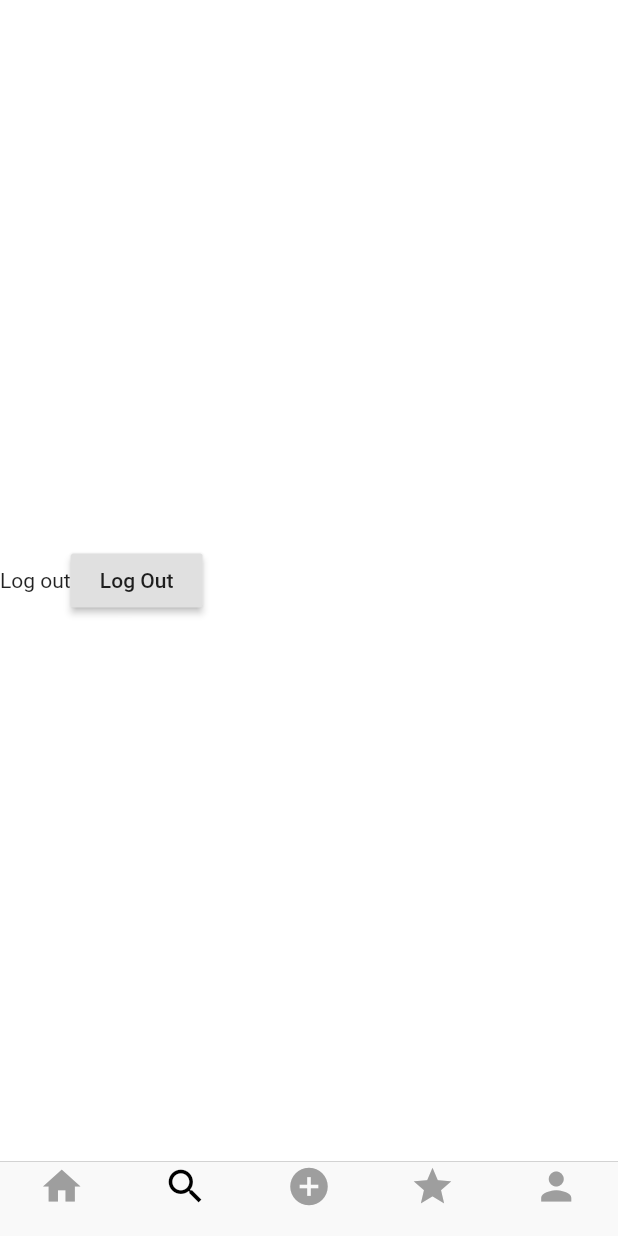
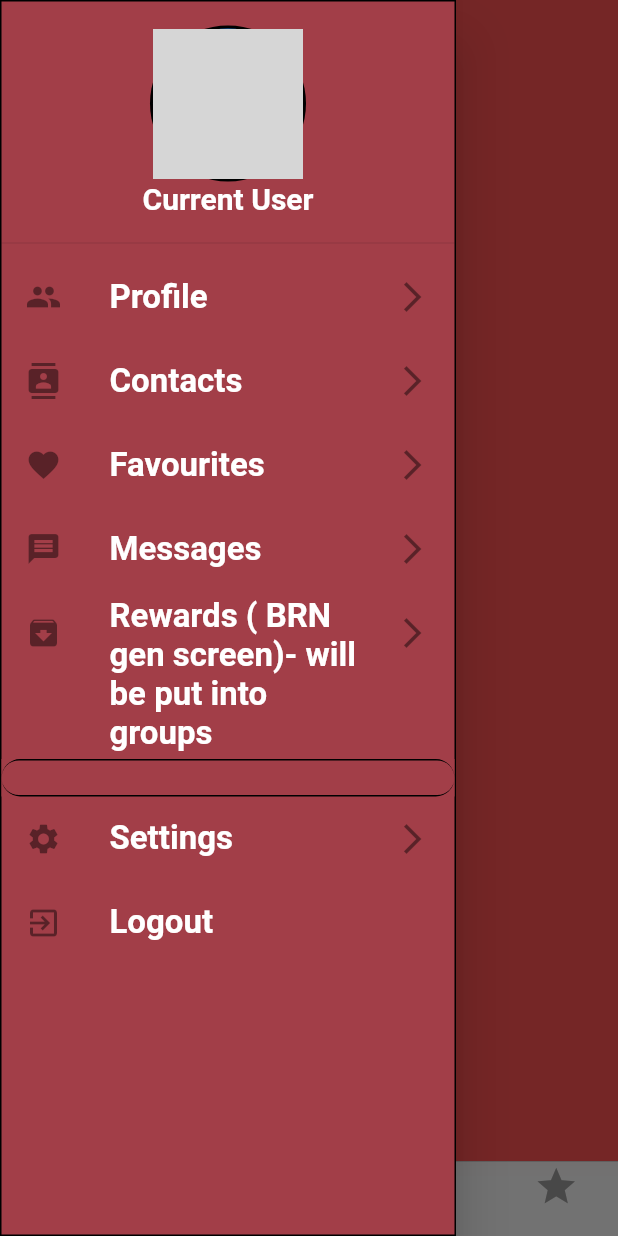
Before and after one commit to Kevmetv2/pyggy_bank, a Flutter app: the HomeScreen screen opened directly, item 2 of the bottom bar chosen, with the side drawer open (before the commit the screen has no drawer), on a phone screen of 412 x 824 dp. Run offline on Flutter 3.47's test engine with Material 2 defaults, Android fonts, the phone set to English and light mode, and no system bars; our stand-ins replace charts_flutter, cloud_firestore, firebase_auth, google_sign_in, toast; missing offline and left inert: barcode_scan, esys_flutter_share; accounts and stored records are empty; network calls fail; grey boxes are pictures that could not be loaded.

Commit message:
dealt with home nagivation issue+ all code is here

```diff
--- a/lib/main.dart
+++ b/lib/main.dart
@@ -1,8 +1,11 @@
 import 'package:firebase_auth/firebase_auth.dart';
+import 'package:flutter/cupertino.dart';
 import 'package:flutter/material.dart';
 import 'package:pyggybank/pages/home_screen.dart';
-import 'package:pyggybank/pages/sign_up_screen.dart';
+import 'package:pyggybank/pages/log_in_screen.dart';
 import 'package:pyggybank/services/repository.dart';
+
+import 'pages/log_in_screen.dart';
 
 void main() => runApp(MyApp());
 
@@ -36,7 +39,7 @@ class MyAppState extends State<MyApp> {
             if (snapshot.hasData) {
               return HomeScreen(); // home screen
             } else {
-              return SignUpScreen(); // login screen
+              return LogInScreen(); // login screen
             }
           },
         ));
--- a/lib/pages/home_screen.dart
+++ b/lib/pages/home_screen.dart
@@ -1,8 +1,13 @@
 import 'package:flutter/cupertino.dart';
 import 'package:flutter/material.dart';
 import 'package:pyggybank/pages/group_page_build_screen.dart';
-import 'package:pyggybank/pages/sign_up_screen.dart';
+import 'package:pyggybank/pages/group_screen.dart';
+import 'package:pyggybank/pages/placeholder_screen.dart';
+import 'package:pyggybank/pages/scan_screen.dart';
 import 'package:pyggybank/services/repository.dart';
+import 'package:pyggybank/widgets/nav_drawer.dart';
+
+import 'group_page_build_screen.dart';
 
 class HomeScreen extends StatefulWidget {
   @override
@@ -14,7 +19,14 @@ PageController pageController;
 class _HomeScreenState extends State<HomeScreen> {
   var _repository = Repository();
 //  User currentUser;
-
+  final List<Widget> _children = [
+    GroupScreenBuild(),
+    PlaceHolderWidget(Colors.redAccent),
+    ScanScreen(),
+    PlaceHolderWidget(Colors.green),
+    PlaceHolderWidget(Colors.pink)
+  ];
+  final PageController pageController = new PageController();
   int _page = 0;
 //  void getData() async {
 //    FirebaseUser currentUser = await _repository.getCurrentUser();
@@ -26,19 +38,22 @@ class _HomeScreenState extends State<HomeScreen> {
 
   void navigationTapped(int page) {
     //Animating Page
+    setState(() {
+      _page = page;
+    });
     pageController.jumpToPage(page);
   }
 
   void onPageChanged(int page) {
     setState(() {
-      this._page = page;
+      _page = page;
     });
   }
 
   @override
   void initState() {
     super.initState();
-    pageController = new PageController();
+
 //    getData();
   }
 
@@ -51,43 +66,8 @@ class _HomeScreenState extends State<HomeScreen> {
   @override
   Widget build(BuildContext context) {
     return Scaffold(
-      body: new PageView(
-        children: [
-          new Container(color: Colors.white, child: GroupScreenBuild()),
-          new Container(
-            color: Colors.white,
-            child: Row(
-              children: [
-                Text("Log out"),
-                RaisedButton(
-                  onPressed: () {
-                    _repository.signOut();
-                    Navigator.pushReplacement(
-                        context,
-                        MaterialPageRoute(
-                            builder: (context) => SignUpScreen()));
-                  },
-                  child: Text("Log Out"),
-                )
-              ],
-            ),
-          ),
-//          new Container(
-//              color: Colors.white, child: Text(currentUser.displayName)),
-//          new Container(
-//            color: Colors.white,
-//            child: AddScreen(),
-//          ),
-//          new Container(
-//              color: Colors.white, child: ActivityScreen()),
-//          new Container(
-//              color: Colors.white,
-//              child: ProfileScreen()),
-        ],
-        controller: pageController,
-        physics: new NeverScrollableScrollPhysics(),
-        onPageChanged: onPageChanged,
-      ),
+      drawer: NavDrawer(),
+      body: _children[_page],
       bottomNavigationBar: new CupertinoTabBar(
         activeColor: Colors.orange,
         items: <BottomNavigationBarItem>[
@@ -102,17 +82,17 @@ class _HomeScreenState extends State<HomeScreen> {
               title: new Container(height: 0.0),
               backgroundColor: Colors.white),
           new BottomNavigationBarItem(
-              icon: new Icon(Icons.add_circle,
+              icon: new Icon(Icons.camera,
                   color: (_page == 2) ? Colors.black : Colors.grey),
               title: new Container(height: 0.0),
               backgroundColor: Colors.white),
           new BottomNavigationBarItem(
-              icon: new Icon(Icons.star,
+              icon: new Icon(Icons.add_circle_outline,
                   color: (_page == 3) ? Colors.black : Colors.grey),
               title: new Container(height: 0.0),
               backgroundColor: Colors.white),
           new BottomNavigationBarItem(
-              icon: new Icon(Icons.person,
+              icon: new Icon(Icons.star,
                   color: (_page == 4) ? Colors.black : Colors.grey),
               title: new Container(height: 0.0),
               backgroundColor: Colors.white),
--- /dev/null
+++ b/lib/pages/placeholder_screen.dart
@@ -0,0 +1,14 @@
+import 'package:flutter/cupertino.dart';
+
+class PlaceHolderWidget extends StatelessWidget {
+  final Color color;
+
+  PlaceHolderWidget(this.color);
+
+  @override
+  Widget build(BuildContext context) {
+    return Container(
+      color: color,
+    );
+  }
+}
--- /dev/null
+++ b/lib/widgets/nav_drawer.dart
@@ -0,0 +1,162 @@
+import 'package:flutter/material.dart';
+import 'package:pyggybank/models/message_model.dart';
+import 'package:pyggybank/pages/generate_screen.dart';
+import 'package:pyggybank/pages/sign_up_screen.dart';
+import 'package:pyggybank/pages/user_profile_screen.dart';
+import 'package:pyggybank/services/repository.dart';
+
+import '../services/repository.dart';
+
+class NavDrawer extends StatelessWidget {
+  var _repository = Repository();
+
+  @override
+  Widget build(BuildContext context) {
+    return Drawer(
+      child: Container(
+        decoration: BoxDecoration(
+          border: Border.all(color: Colors.black),
+          color: Theme.of(context).primaryColor,
+        ),
+        child: ListView(
+          children: <Widget>[
+            DrawerHeader(
+              child: Container(
+                child: Column(
+                  children: <Widget>[
+                    CircleAvatar(
+                      radius: 52,
+                      backgroundColor: Colors.black,
+                      child: CircleAvatar(
+                        radius: 50,
+                        backgroundImage: NetworkImage(currentUser.photoUrl),
+                      ),
+                    ),
+                    Text(
+                      currentUser.displayName,
+                      style: TextStyle(
+                          fontSize: 20,
+                          fontWeight: FontWeight.bold,
+                          color: Colors.white),
+                    ),
+                  ],
+                ),
+              ),
+            ),
+            ListTile(
+              leading: Icon(Icons.people),
+              title: Text(
+                'Profile',
+                style: TextStyle(
+                    fontSize: 22.0,
+                    fontWeight: FontWeight.bold,
+                    color: Colors.white),
+              ),
+              trailing: Icon(Icons.arrow_forward_ios),
+              onTap: () => {
+                Navigator.pushReplacement(
+                    context,
+                    MaterialPageRoute(
+                        builder: (context) => UserProfileScreen()))
+              },
+            ),
+            ListTile(
+              leading: Icon(Icons.contacts),
+              title: Text(
+                'Contacts',
+                style: TextStyle(
+                    fontSize: 22.0,
+                    fontWeight: FontWeight.bold,
+                    color: Colors.white),
+              ),
+              trailing: Icon(Icons.arrow_forward_ios),
+              onTap: () => {Navigator.of(context).pop()},
+            ),
+            ListTile(
+              leading: Icon(Icons.favorite),
+              title: Text(
+                'Favourites',
+                style: TextStyle(
+                    fontSize: 22.0,
+                    fontWeight: FontWeight.bold,
+                    color: Colors.white),
+              ),
+              trailing: Icon(Icons.arrow_forward_ios),
+              onTap: () => {Navigator.of(context).pop()},
+            ),
+            ListTile(
+              leading: Icon(Icons.message),
+              title: Text(
+                'Messages',
+                style: TextStyle(
+                    fontSize: 22.0,
+                    fontWeight: FontWeight.bold,
+                    color: Colors.white),
+              ),
+              trailing: Icon(Icons.arrow_forward_ios),
+              onTap: () => {},
+            ),
+            ListTile(
+              leading: Icon(Icons.archive),
+              title: Text(
+                'Rewards ( BRN gen screen)- will be put into groups',
+                style: TextStyle(
+                    fontSize: 22.0,
+                    fontWeight: FontWeight.bold,
+                    color: Colors.white),
+              ),
+              trailing: Icon(Icons.arrow_forward_ios),
+              onTap: () => {
+                Navigator.pushReplacement(context,
+                    MaterialPageRoute(builder: (context) => GenScreen()))
+              },
+            ),
+            Material(
+                color: Color(0xFFa23e48),
+                child: Container(
+                    height: 25.0,
+                    decoration: BoxDecoration(
+                      borderRadius: BorderRadius.all(Radius.circular(90.0)),
+                      border: Border(
+                        bottom: BorderSide(
+                          color: Colors.black,
+                        ),
+                        top: BorderSide(color: Colors.black),
+                      ),
+                    ),
+                    child: ListTile())),
+            ListTile(
+              leading: Icon(Icons.settings),
+              title: Text(
+                'Settings',
+                style: TextStyle(
+                  fontSize: 22.0,
+                  fontWeight: FontWeight.bold,
+                  color: Colors.white,
+                ),
+              ),
+              trailing: Icon(Icons.arrow_forward_ios),
+              onTap: () => {},
+            ),
+            ListTile(
+              leading: Icon(Icons.exit_to_app),
+              title: Text(
+                'Logout',
+                style: TextStyle(
+                  fontSize: 22.0,
+                  fontWeight: FontWeight.bold,
+                  color: Colors.white,
+                ),
+              ),
+              onTap: () => {
+                _repository.signOut(),
+                Navigator.pushReplacement(context,
+                    MaterialPageRoute(builder: (context) => SignUpScreen()))
+              },
+            ),
+          ],
+        ),
+      ),
+    );
+  }
+}
--- a/pubspec.yaml
+++ b/pubspec.yaml
@@ -17,6 +17,11 @@ dependencies:
   provider: ^3.2.0
   toast: ^0.1.5
   charts_flutter: ^0.9.0
+  barcode_scan: ^3.0.1
+  flutter_svg: ^0.18.0
+  path_provider: 1.1.0
+  esys_flutter_share: 1.0.2
+  qr_flutter: ^3.0.1
 
 dev_dependencies:
   flutter_test:
```
Also changed, not shown: lib/pages/generate_screen.dart (added, +81 -0 lines), lib/pages/scan_screen.dart (added, +112 -0 lines), lib/pages/user_profile_screen.dart (added, +197 -0 lines), pubspec.lock, 1 other file.
